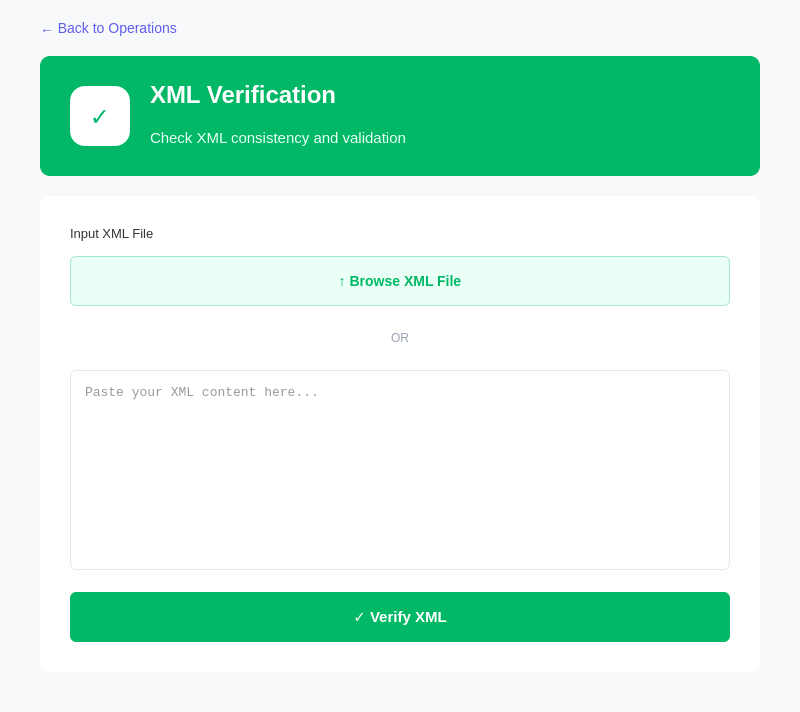
This is src/UI/pages/VerificationPage.ui in amr10w/ILoveXML as Qt 5 draws it before an edit. The edited form follows.
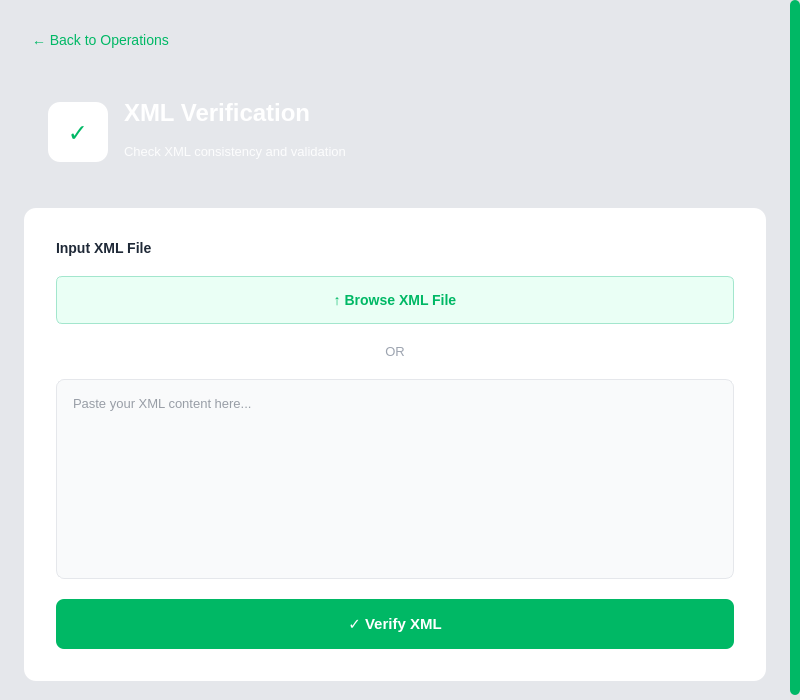
This is the edited form.

Commit message: fix Back to Operations button in all operations pages

```diff
--- a/src/UI/pages/VerificationPage.ui
+++ b/src/UI/pages/VerificationPage.ui
@@ -14,96 +14,190 @@
    <string>XML Verification</string>
   </property>
   <property name="styleSheet">
-   <string notr="true">QWidget#VerificationPage {
-	background-color: #f8f9fa; /* Light grey background for the whole page */
+   <string notr="true">
+/* Global styles */
+QWidget {
+    background-color: #e5e7eb;
 }
 QLabel {
-	font-family: &quot;Segoe UI&quot;, sans-serif;
-	color: #333333;
+    background-color: transparent;
 }
-QPushButton {
-	font-family: &quot;Segoe UI&quot;, sans-serif;
-}</string>
+
+/* Specific styling for scroll area's content wrapper */
+QWidget#scrollAreaWidgetContents {
+    background-color: #e5e7eb;
+}
+
+/* Back Button */
+QPushButton#btnBack {
+    background-color: transparent;
+    border: none;
+    color: #00b865;
+    font-size: 14px;
+    text-align: left;
+    padding: 8px;
+}
+
+QPushButton#btnBack:hover {
+    background-color: rgba(0, 184, 101, 0.1);
+    border-radius: 6px;
+    text-decoration: none;
+}
+
+/* Header Widget (Gradient Teal/Green) */
+QWidget#headerWidget {
+    background: qlineargradient(x1:0, y1:0, x2:1, y2:0,
+                                 stop:0 #26a69a, stop:1 #00695c);
+    border-radius: 12px;
+}
+
+QLabel#lblTitle {
+    color: white;
+    font-size: 24px;
+    font-weight: bold;
+}
+
+QLabel#lblSubtitle {
+    color: rgba(255, 255, 255, 0.9);
+    font-size: 13px;
+}
+
+/* Content Widget (White Card) */
+QWidget#contentWidget {
+    background-color: white;
+    border-radius: 12px;
+}
+
+/* Labels */
+QLabel#lblInput {
+    color: #1f2937;
+    font-size: 14px;
+    font-weight: 600;
+}
+
+/* Browse Button */
+QPushButton#btnBrowse {
+    background-color: #eafff5;
+    color: #00b865;
+    border: 1px solid #a3e6cd;
+    border-radius: 6px;
+    padding: 12px 24px;
+    font-size: 14px;
+    font-weight: 500;
+}
+
+QPushButton#btnBrowse:hover {
+    background-color: #d1fae5;
+}
+
+/* Input Text Edit (QPlainTextEdit) */
+QPlainTextEdit#txtInput {
+    background-color: #f9fafb;
+    border: 1px solid #e5e7eb;
+    border-radius: 8px;
+    padding: 12px;
+    font-family: 'Consolas', monospace;
+    font-size: 13px;
+    color: #374151;
+}
+
+QPlainTextEdit#txtInput:focus {
+    border: 2px solid #00b865;
+    background-color: white;
+}
+
+/* Verify Button */
+QPushButton#btnVerify {
+    background-color: #00b865;
+    color: white;
+    border: none;
+    border-radius: 8px;
+    padding: 14px 28px;
+    font-size: 15px;
+    font-weight: 600;
+}
+
+QPushButton#btnVerify:hover {
+    background-color: #009e57;
+}
+
+QPushButton#btnVerify:pressed {
+    background-color: #007d43;
+}
+
+/* ScrollBar */
+QScrollBar:vertical {
+    border: none;
+    background: #e0e0e0;
+    width: 10px; 
+    margin: 0px; 
+}
+QScrollBar::handle:vertical {
+    background: #00b865; 
+    min-height: 20px;
+    border-radius: 5px;
+}
+QScrollBar::handle:vertical:hover {
+    background: #009e57; 
+}
+QScrollBar::add-line:vertical, QScrollBar::sub-line:vertical {
+    border: none;
+    background: none;
+    height: 0px; 
+}
+QScrollBar::add-page:vertical, QScrollBar::sub-page:vertical {
+    background: none;
+}
+   </string>
   </property>
+
+  <layout class="QVBoxLayout" name="rootLayout">
+   <property name="leftMargin"><number>0</number></property>
+   <property name="rightMargin"><number>0</number></property>
+   <property name="topMargin"><number>0</number></property>
+   <property name="bottomMargin"><number>0</number></property>
+
+   <item>
+    <widget class="QScrollArea" name="scrollArea">
+     <property name="widgetResizable">
+      <bool>true</bool>
+     </property>
+     <property name="frameShape">
+      <enum>QFrame::NoFrame</enum>
+     </property>
+
+     <widget class="QWidget" name="scrollAreaWidgetContents">
   <layout class="QVBoxLayout" name="mainLayout">
-   <property name="spacing">
-    <number>20</number>
-   </property>
-   <property name="leftMargin">
-    <number>40</number>
-   </property>
-   <property name="topMargin">
-    <number>20</number>
-   </property>
-   <property name="rightMargin">
-    <number>40</number>
-   </property>
-   <property name="bottomMargin">
-    <number>40</number>
-   </property>
-   
+       <property name="spacing"><number>16</number></property>
+       <property name="leftMargin"><number>24</number></property>
+       <property name="topMargin"><number>24</number></property>
+       <property name="rightMargin"><number>24</number></property>
+       <property name="bottomMargin"><number>24</number></property>
+
+       <!-- 1. Back Button -->
    <item>
     <widget class="QPushButton" name="btnBack">
-     <property name="cursor">
-      <cursorShape>PointingHandCursor</cursorShape>
-     </property>
-     <property name="styleSheet">
-      <string notr="true">QPushButton {
-	border: none;
-	color: #5d5fef; /* Purple/Blueish color */
-	text-align: left;
-	font-size: 14px;
-    background: transparent;
-}
-QPushButton:hover {
-	text-decoration: underline;
-}</string>
-     </property>
      <property name="text">
       <string>← Back to Operations</string>
      </property>
-     <property name="flat">
-      <bool>true</bool>
+         <property name="cursor">
+          <cursorShape>PointingHandCursor</cursorShape>
      </property>
     </widget>
    </item>
 
    <item>
-    <widget class="QFrame" name="headerFrame">
+        <widget class="QWidget" name="headerWidget" native="true">
      <property name="minimumSize">
-      <size>
-       <width>0</width>
-       <height>120</height>
-      </size>
-     </property>
-     <property name="styleSheet">
-      <string notr="true">QFrame#headerFrame {
-	background-color: #00b865; /* The Green Color */
-	border-radius: 10px;
-}</string>
-     </property>
-     <property name="frameShape">
-      <enum>QFrame::Shape::StyledPanel</enum>
-     </property>
-     <property name="frameShadow">
-      <enum>QFrame::Shadow::Raised</enum>
+          <size><width>0</width><height>120</height></size>
      </property>
      <layout class="QHBoxLayout" name="headerLayout">
-      <property name="leftMargin">
-       <number>30</number>
-      </property>
-      <property name="topMargin">
-       <number>20</number>
-      </property>
-      <property name="rightMargin">
-       <number>30</number>
-      </property>
-      <property name="bottomMargin">
-       <number>20</number>
-      </property>
-      <property name="spacing">
-       <number>20</number>
-      </property>
+          <property name="spacing"><number>16</number></property>
+          <property name="leftMargin"><number>24</number></property>
+          <property name="topMargin"><number>24</number></property>
+          <property name="rightMargin"><number>24</number></property>
+          <property name="bottomMargin"><number>24</number></property>
+
       <item>
        <widget class="QLabel" name="iconLabel">
         <property name="minimumSize">
@@ -119,15 +213,9 @@
          </size>
         </property>
         <property name="styleSheet">
-         <string notr="true">background-color: white;
-border-radius: 15px;
-color: #00b865;
-font-weight: bold;
-font-size: 24px;</string>
-        </property>
-        <property name="text">
-         <string>✓</string>
-        </property>
+             <string notr="true">background-color: white; border-radius: 12px; font-size: 24px; font-weight: bold; color: #00b865;</string>
+            </property>
+            <property name="text"><string>✓</string></property>
         <property name="alignment">
          <set>Qt::AlignmentFlag::AlignCenter</set>
         </property>
@@ -135,20 +223,9 @@
       </item>
       <item>
        <layout class="QVBoxLayout" name="headerTextLayout">
-        <property name="spacing">
-         <number>5</number>
-        </property>
+            <property name="spacing"><number>4</number></property>
         <item>
          <widget class="QLabel" name="lblTitle">
-          <property name="font">
-           <font>
-            <pointsize>18</pointsize>
-            <bold>true</bold>
-           </font>
-          </property>
-          <property name="styleSheet">
-           <string notr="true">color: white;</string>
-          </property>
           <property name="text">
            <string>XML Verification</string>
           </property>
@@ -156,14 +233,6 @@
         </item>
         <item>
          <widget class="QLabel" name="lblSubtitle">
-          <property name="font">
-           <font>
-            <pointsize>11</pointsize>
-           </font>
-          </property>
-          <property name="styleSheet">
-           <string notr="true">color: #e6fffa;</string>
-          </property>
           <property name="text">
            <string>Check XML consistency and validation</string>
           </property>
@@ -171,70 +240,37 @@
         </item>
        </layout>
       </item>
+          <item><spacer name="horizontalSpacer"><property name="orientation"><enum>Qt::Horizontal</enum></property></spacer></item>
      </layout>
     </widget>
    </item>
 
+       <!-- 3. Content Widget (White Card) -->
    <item>
-    <widget class="QWidget" name="bodyWidget" native="true">
-     <property name="styleSheet">
-      <string notr="true">background-color: white;
-border-radius: 10px;</string>
-     </property>
-     <layout class="QVBoxLayout" name="bodyLayout">
-      <property name="leftMargin">
-       <number>30</number>
-      </property>
-      <property name="topMargin">
-       <number>30</number>
-      </property>
-      <property name="rightMargin">
-       <number>30</number>
-      </property>
-      <property name="bottomMargin">
-       <number>30</number>
-      </property>
-      <property name="spacing">
-       <number>15</number>
-      </property>
-      
+        <widget class="QWidget" name="contentWidget" native="true">
+         <layout class="QVBoxLayout" name="contentLayout">
+          <property name="spacing"><number>20</number></property>
+          <property name="leftMargin"><number>32</number></property>
+          <property name="topMargin"><number>32</number></property>
+          <property name="rightMargin"><number>32</number></property>
+          <property name="bottomMargin"><number>32</number></property>
+
       <item>
        <widget class="QLabel" name="lblInput">
-        <property name="font">
-         <font>
-          <pointsize>10</pointsize>
-         </font>
-        </property>
         <property name="text">
          <string>Input XML File</string>
         </property>
        </widget>
       </item>
-      
+
       <item>
        <widget class="QPushButton" name="btnBrowse">
         <property name="minimumSize">
-         <size>
-          <width>0</width>
-          <height>50</height>
-         </size>
+             <size><width>0</width><height>48</height></size>
         </property>
         <property name="cursor">
          <cursorShape>PointingHandCursor</cursorShape>
         </property>
-        <property name="styleSheet">
-         <string notr="true">QPushButton {
-	background-color: #eafff5;
-	border: 1px solid #a3e6cd;
-	border-radius: 6px;
-	color: #00b865;
-	font-weight: bold;
-    font-size: 14px;
-}
-QPushButton:hover {
-	background-color: #d1fae5;
-}</string>
-        </property>
         <property name="text">
          <string>↑ Browse XML File</string>
         </property>
@@ -243,43 +279,16 @@
 
       <item>
        <widget class="QLabel" name="lblOr">
-        <property name="styleSheet">
-         <string notr="true">color: #9ca3af; margin: 10px;</string>
-        </property>
-        <property name="text">
-         <string>OR</string>
-        </property>
-        <property name="alignment">
-         <set>Qt::AlignmentFlag::AlignCenter</set>
-        </property>
+            <property name="text"><string>OR</string></property>
+            <property name="alignment"><set>Qt::AlignCenter</set></property>
+            <property name="styleSheet"><string>color: #9ca3af; font-size: 13px;</string></property>
        </widget>
       </item>
 
       <item>
        <widget class="QPlainTextEdit" name="txtInput">
         <property name="minimumSize">
-         <size>
-          <width>0</width>
-          <height>200</height>
-         </size>
-        </property>
-        <property name="font">
-         <font>
-          <family>Consolas</family>
-          <pointsize>10</pointsize>
-         </font>
-        </property>
-        <property name="styleSheet">
-         <string notr="true">QPlainTextEdit {
-	border: 1px solid #e5e7eb;
-	border-radius: 6px;
-	background-color: #ffffff;
-	padding: 10px;
-    color: #333333;
-}
-QPlainTextEdit:focus {
-	border: 1px solid #00b865;
-}</string>
+             <size><width>0</width><height>200</height></size>
         </property>
         <property name="placeholderText">
          <string>Paste your XML content here...</string>
@@ -287,20 +296,6 @@
        </widget>
       </item>
 
-      <item>
-       <spacer name="verticalSpacer">
-        <property name="orientation">
-         <enum>Qt::Orientation::Vertical</enum>
-        </property>
-        <property name="fixedSize">
-         <size>
-          <width>20</width>
-          <height>20</height>
-         </size>
-        </property>
-       </spacer>
-      </item>
-
       <item>
        <widget class="QPushButton" name="btnVerify">
         <property name="minimumSize">
@@ -312,18 +307,6 @@
         <property name="cursor">
          <cursorShape>PointingHandCursor</cursorShape>
         </property>
-        <property name="styleSheet">
-         <string notr="true">QPushButton {
-	background-color: #00b865;
-	border-radius: 6px;
-	color: white;
-	font-weight: bold;
-	font-size: 15px;
-}
-QPushButton:hover {
-	background-color: #009e57;
-}</string>
-        </property>
         <property name="text">
          <string>✓ Verify XML</string>
         </property>
@@ -333,20 +316,12 @@
      </layout>
     </widget>
    </item>
-   
-   <item>
-    <spacer name="bottomSpacer">
-     <property name="orientation">
-      <enum>Qt::Orientation::Vertical</enum>
-     </property>
-     <property name="sizeHint" stdset="0">
-      <size>
-       <width>20</width>
-       <height>40</height>
-      </size>
-     </property>
-    </spacer>
+
+      </layout>
+     </widget>
+    </widget>
    </item>
+
   </layout>
  </widget>
  <resources/>
```
Left out of the diff: 19 changed lines with no effect on the pictures. Lines whose indentation alone changed are shown as unchanged. The commit also changes 21 other files.
